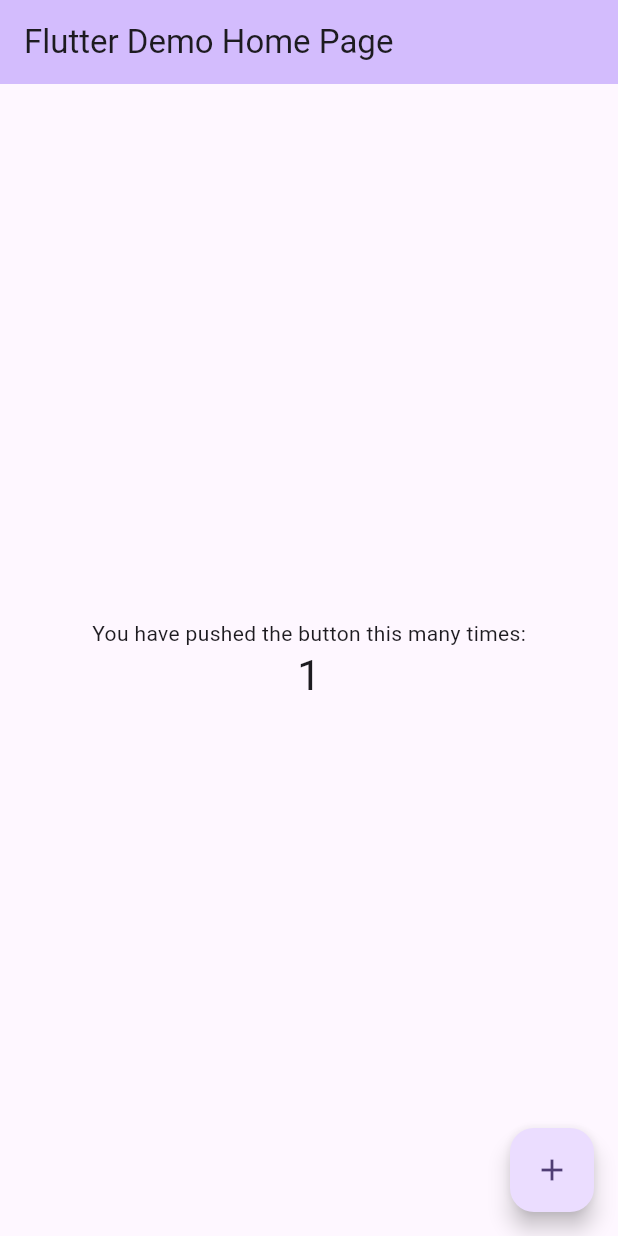
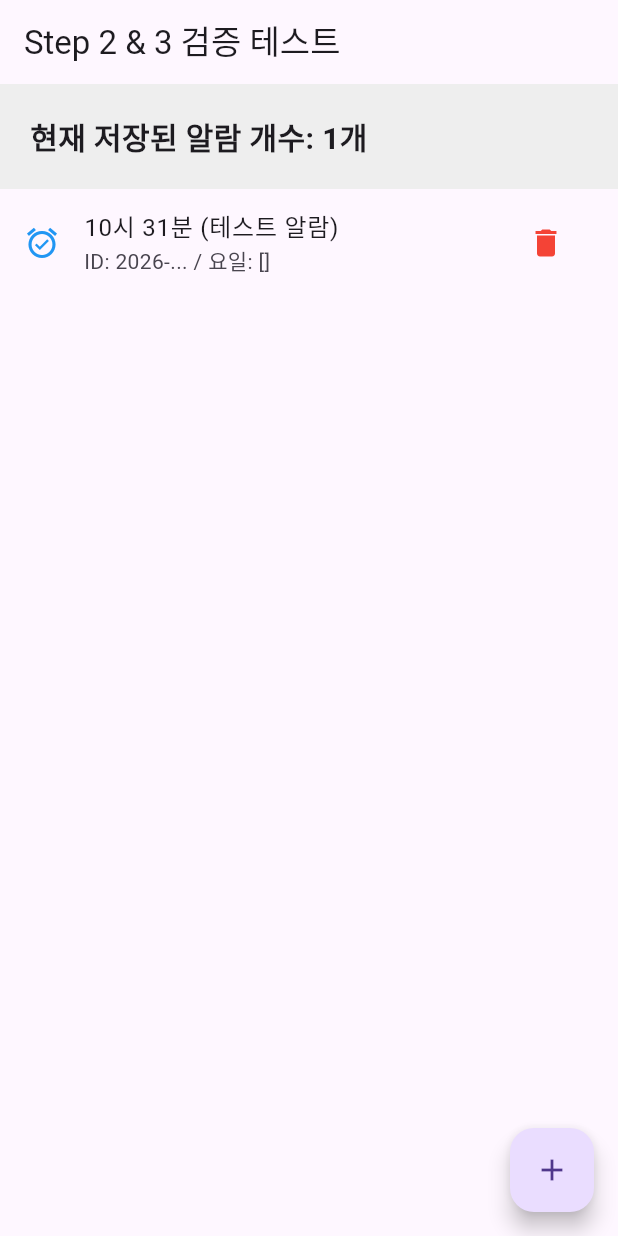
Before and after one commit to donghee290/25w_madcamp_1w, a Flutter app: the screen it shows after launch, after a tap on the "add" icon, on a phone screen of 412 x 824 dp. Run offline on Flutter 3.47's test engine with Material 3 defaults, Android fonts, the phone set to English and light mode, and no system bars; our stand-ins replace firebase_core, flutter_local_notifications, hive, hive_flutter, timezone; accounts and stored records are empty.

Commit message:
Feat: Implement Alarm Logic, Hive DB, and Notification Service

```diff
--- a/lib/main.dart
+++ b/lib/main.dart
@@ -1,120 +1,125 @@
 import 'package:flutter/material.dart';
+import 'package:provider/provider.dart';
+import 'package:hive_flutter/hive_flutter.dart';
+import 'models/alarm_model.dart';
+import 'providers/alarm_provider.dart';
+import 'services/notification_service.dart';
 
-void main() {
-  runApp(const MyApp());
+void main() async {
+  // [Step 3 검증] Hive 초기화 및 설정
+  WidgetsFlutterBinding.ensureInitialized();
+
+  await Hive.initFlutter();
+  await NotificationService().init();
+  await NotificationService().requestPermissions();
+
+  // 어댑터 등록 (이 부분이 없으면 에러남)
+  Hive.registerAdapter(AlarmAdapter());
+  Hive.registerAdapter(MissionTypeAdapter());
+
+  // 박스 열기
+  await Hive.openBox<Alarm>('alarmBox');
+
+  runApp(
+    MultiProvider(
+      providers: [ChangeNotifierProvider(create: (_) => AlarmProvider())],
+      child: const MyApp(),
+    ),
+  );
 }
 
 class MyApp extends StatelessWidget {
   const MyApp({super.key});
 
-  // This widget is the root of your application.
   @override
   Widget build(BuildContext context) {
-    return MaterialApp(
-      title: 'Flutter Demo',
-      theme: ThemeData(
-        // This is the theme of your application.
-        //
-        // TRY THIS: Try running your application with "flutter run". You'll see
-        // the application has a purple toolbar. Then, without quitting the app,
-        // try changing the seedColor in the colorScheme below to Colors.green
-        // and then invoke "hot reload" (save your changes or press the "hot
-        // reload" button in a Flutter-supported IDE, or press "r" if you used
-        // the command line to start the app).
-        //
-        // Notice that the counter didn't reset back to zero; the application
-        // state is not lost during the reload. To reset the state, use hot
-        // restart instead.
-        //
-        // This works for code too, not just values: Most code changes can be
-        // tested with just a hot reload.
-        colorScheme: .fromSeed(seedColor: Colors.deepPurple),
-      ),
-      home: const MyHomePage(title: 'Flutter Demo Home Page'),
-    );
+    return MaterialApp(home: TestScreen());
   }
 }
 
-class MyHomePage extends StatefulWidget {
-  const MyHomePage({super.key, required this.title});
-
-  // This widget is the home page of your application. It is stateful, meaning
-  // that it has a State object (defined below) that contains fields that affect
-  // how it looks.
-
-  // This class is the configuration for the state. It holds the values (in this
-  // case the title) provided by the parent (in this case the App widget) and
-  // used by the build method of the State. Fields in a Widget subclass are
-  // always marked "final".
-
-  final String title;
-
-  @override
-  State<MyHomePage> createState() => _MyHomePageState();
-}
-
-class _MyHomePageState extends State<MyHomePage> {
-  int _counter = 0;
-
-  void _incrementCounter() {
-    setState(() {
-      // This call to setState tells the Flutter framework that something has
-      // changed in this State, which causes it to rerun the build method below
-      // so that the display can reflect the updated values. If we changed
-      // _counter without calling setState(), then the build method would not be
-      // called again, and so nothing would appear to happen.
-      _counter++;
-    });
-  }
-
+class TestScreen extends StatelessWidget {
   @override
   Widget build(BuildContext context) {
-    // This method is rerun every time setState is called, for instance as done
-    // by the _incrementCounter method above.
-    //
-    // The Flutter framework has been optimized to make rerunning build methods
-    // fast, so that you can just rebuild anything that needs updating rather
-    // than having to individually change instances of widgets.
+    // [Step 2 검증] Provider 접근
+    final alarmProvider = Provider.of<AlarmProvider>(context);
+
     return Scaffold(
-      appBar: AppBar(
-        // TRY THIS: Try changing the color here to a specific color (to
-        // Colors.amber, perhaps?) and trigger a hot reload to see the AppBar
-        // change color while the other colors stay the same.
-        backgroundColor: Theme.of(context).colorScheme.inversePrimary,
-        // Here we take the value from the MyHomePage object that was created by
-        // the App.build method, and use it to set our appbar title.
-        title: Text(widget.title),
+      appBar: AppBar(title: const Text("Step 2 & 3 검증 테스트")),
+      body: Column(
+        children: [
+          // 1. 상태창
+          Container(
+            padding: const EdgeInsets.all(20),
+            color: Colors.grey[200],
+            width: double.infinity,
+            child: Text(
+              "현재 저장된 알람 개수: ${alarmProvider.alarms.length}개",
+              style: const TextStyle(fontSize: 20, fontWeight: FontWeight.bold),
+            ),
+          ),
+
+          // 2. 알람 리스트 출력 (DB에서 잘 불러오는지 확인)
+          Expanded(
+            child: ListView.builder(
+              itemCount: alarmProvider.alarms.length,
+              itemBuilder: (context, index) {
+                final alarm = alarmProvider.alarms[index];
+                return ListTile(
+                  leading: Icon(
+                    alarm.isEnabled ? Icons.alarm_on : Icons.alarm_off,
+                    color: alarm.isEnabled ? Colors.blue : Colors.grey,
+                  ),
+                  title: Text(
+                    "${alarm.hour}시 ${alarm.minute}분 (${alarm.label})",
+                  ),
+                  subtitle: Text(
+                    "ID: ${alarm.id.substring(0, 5)}... / 요일: ${alarm.weekdays}",
+                  ),
+                  trailing: IconButton(
+                    icon: const Icon(Icons.delete, color: Colors.red),
+                    onPressed: () {
+                      // 삭제 기능 테스트
+                      alarmProvider.deleteAlarm(alarm.id);
+                    },
+                  ),
+                  onTap: () {
+                    // 수정 및 로직 테스트 (클릭 시 활성/비활성 토글)
+                    // copyWith를 사용하여 상태 변경
+                    final newStatus = !alarm.isEnabled;
+                    alarmProvider.updateAlarm(
+                      alarm.copyWith(isEnabled: newStatus),
+                    );
+
+                    if (newStatus) {
+                      ScaffoldMessenger.of(context).showSnackBar(
+                        const SnackBar(content: Text("알람 켜짐 -> 콘솔 로그 확인하세요!")),
+                      );
+                    }
+                  },
+                );
+              },
+            ),
+          ),
+        ],
       ),
-      body: Center(
-        // Center is a layout widget. It takes a single child and positions it
-        // in the middle of the parent.
-        child: Column(
-          // Column is also a layout widget. It takes a list of children and
-          // arranges them vertically. By default, it sizes itself to fit its
-          // children horizontally, and tries to be as tall as its parent.
-          //
-          // Column has various properties to control how it sizes itself and
-          // how it positions its children. Here we use mainAxisAlignment to
-          // center the children vertically; the main axis here is the vertical
-          // axis because Columns are vertical (the cross axis would be
-          // horizontal).
-          //
-          // TRY THIS: Invoke "debug painting" (choose the "Toggle Debug Paint"
-          // action in the IDE, or press "p" in the console), to see the
-          // wireframe for each widget.
-          mainAxisAlignment: .center,
-          children: [
-            const Text('You have pushed the button this many times:'),
-            Text(
-              '$_counter',
-              style: Theme.of(context).textTheme.headlineMedium,
-            ),
-          ],
-        ),
-      ),
+
+      // 3. 알람 추가 버튼 (Create 테스트)
       floatingActionButton: FloatingActionButton(
-        onPressed: _incrementCounter,
-        tooltip: 'Increment',
+        onPressed: () {
+          // 임의의 알람 데이터 생성
+          final now = DateTime.now();
+          final newAlarm = Alarm(
+            id: now.toString(), // 유니크 ID
+            hour: now.hour,
+            minute: now.minute + 1, // 1분 뒤 알람
+            label: "테스트 알람",
+            isEnabled: true,
+            weekdays: [], // 일회성 알람
+            // weekdays: [1, 3, 5], // 월,수,금 반복 테스트하려면 주석 해제
+          );
+
+          alarmProvider.addAlarm(newAlarm);
+        },
         child: const Icon(Icons.add),
       ),
     );
--- /dev/null
+++ b/lib/models/alarm_model.dart
@@ -0,0 +1,140 @@
+import 'package:flutter/material.dart';
+import 'package:hive/hive.dart';
+part 'alarm_model.g.dart';
+
+@HiveType(typeId: 1)
+enum MissionType {
+  @HiveField(0)
+  SHAKE,
+  @HiveField(1)
+  MATH,
+  @HiveField(2)
+  NONE,
+}
+
+@HiveType(typeId: 0)
+class Alarm extends HiveObject {
+  @HiveField(0)
+  final String id;
+
+  @HiveField(1)
+  String label;
+
+  @HiveField(2)
+  int hour;
+
+  @HiveField(3)
+  int minute;
+
+  @HiveField(4)
+  bool isEnabled;
+
+  @HiveField(5)
+  bool isVibration;
+
+  @HiveField(6)
+  List<int> weekdays;
+
+  @HiveField(7)
+  MissionType missionType;
+
+  @HiveField(8)
+  int missionDifficulty;
+
+  @HiveField(9)
+  String soundFileName;
+
+  @HiveField(10)
+  int duration;
+
+  @HiveField(11)
+  int snoozeCount;
+
+  Alarm({
+    required this.id,
+    required this.hour,
+    required this.minute,
+    required this.label,
+    this.isEnabled = true,
+    this.isVibration = true,
+    this.weekdays = const [],
+    this.missionType = MissionType.SHAKE,
+    this.missionDifficulty = 3,
+    this.soundFileName = 'default_alarm.mp3',
+    this.duration = 5,
+    this.snoozeCount = 3,
+  });
+
+  TimeOfDay get timeOfDay => TimeOfDay(hour: hour, minute: minute);
+
+  // copyWith: 바뀐 것만 덮어쓰기
+  Alarm copyWith({
+    String? id,
+    String? label,
+    int? hour,
+    int? minute,
+    bool? isEnabled,
+    bool? isVibration,
+    List<int>? weekdays,
+    MissionType? missionType,
+    int? missionDifficulty,
+    String? soundFileName,
+    int? duration,
+    int? snoozeCount,
+  }) {
+    return Alarm(
+      id: id ?? this.id,
+      label: label ?? this.label,
+      hour: hour ?? this.hour,
+      minute: minute ?? this.minute,
+      isEnabled: isEnabled ?? this.isEnabled,
+      isVibration: isVibration ?? this.isVibration,
+      weekdays: weekdays ?? List.from(this.weekdays),
+      missionType: missionType ?? this.missionType,
+      missionDifficulty: missionDifficulty ?? this.missionDifficulty,
+      soundFileName: soundFileName ?? this.soundFileName,
+      duration: duration ?? this.duration,
+      snoozeCount: snoozeCount ?? this.snoozeCount,
+    );
+  }
+
+  // ---------------------------------------------------------
+  // Firebase(DB) 연동
+  // ---------------------------------------------------------
+
+  factory Alarm.fromJson(Map<String, dynamic> json, String id) {
+    return Alarm(
+      id: id,
+      label: json['label'] ?? '',
+      hour: json['hour'] ?? 0,
+      minute: json['minute'] ?? 0,
+      isEnabled: json['isEnabled'] ?? true,
+      isVibration: json['isVibration'] ?? true,
+      weekdays: List<int>.from(json['weekdays'] ?? []),
+      missionType: MissionType.values.firstWhere(
+        (e) => e.toString().split('.').last == (json['missionType'] ?? 'SHAKE'),
+        orElse: () => MissionType.NONE,
+      ),
+      missionDifficulty: json['missionDifficulty'] ?? 1,
+      soundFileName: json['soundFileName'] ?? 'default.mp3',
+      duration: json['duration'] ?? 5,
+      snoozeCount: json['snoozeCount'] ?? 0,
+    );
+  }
+
+  Map<String, dynamic> toJson() {
+    return {
+      'label': label,
+      'hour': hour,
+      'minute': minute,
+      'isEnabled': isEnabled,
+      'isVibration': isVibration,
+      'weekdays': weekdays,
+      'missionType': missionType.toString().split('.').last,
+      'missionDifficulty': missionDifficulty,
+      'soundFileName': soundFileName,
+      'duration': duration,
+      'snoozeCount': snoozeCount,
+    };
+  }
+}
--- /dev/null
+++ b/lib/providers/alarm_provider.dart
@@ -0,0 +1,99 @@
+import 'package:flutter/material.dart';
+import 'package:hive/hive.dart';
+import '../models/alarm_model.dart';
+import '../services/notification_service.dart';
+
+class AlarmProvider extends ChangeNotifier {
+  // main.dart에서 미리 openBox로 열어둔 box를 참조
+  final Box<Alarm> _alarmBox = Hive.box<Alarm>('alarmBox');
+
+  /// Hive에 저장된 알람을 List로 변환하고, 시간 순서(오전->오후)로 정렬하여 반환
+  List<Alarm> get alarms {
+    final alarmsList = _alarmBox.values.toList();
+
+    alarmsList.sort((a, b) {
+      if (a.hour != b.hour) {
+        return a.hour.compareTo(b.hour);
+      }
+      return a.minute.compareTo(b.minute);
+    });
+
+    return alarmsList;
+  }
+
+  Future<void> addAlarm(Alarm alarm) async {
+    await _alarmBox.put(alarm.id, alarm);
+    notifyListeners();
+
+    if (alarm.isEnabled) {
+      DateTime nextTime = _calculateNextRingTime(alarm);
+      await NotificationService().scheduleAlarm(
+        id: alarm.id.hashCode,
+        title: alarm.label,
+        body: "알람이 설정되었습니다.",
+        scheduledTime: nextTime,
+      );
+    }
+  }
+
+  Future<void> deleteAlarm(String id) async {
+    await NotificationService().cancelAlarm(id.hashCode);
+    await _alarmBox.delete(id);
+    notifyListeners();
+  }
+
+  Future<void> updateAlarm(Alarm updatedAlarm) async {
+    await _alarmBox.put(updatedAlarm.id, updatedAlarm);
+    notifyListeners();
+
+    if (updatedAlarm.isEnabled) {
+      DateTime nextTime = _calculateNextRingTime(updatedAlarm);
+
+      await NotificationService().scheduleAlarm(
+        id: updatedAlarm.id.hashCode,
+        title: updatedAlarm.label.isEmpty ? "알람" : updatedAlarm.label,
+        body: "기상 시간입니다!",
+        scheduledTime: nextTime,
+      );
+    } else {
+      await NotificationService().cancelAlarm(updatedAlarm.id.hashCode);
+    }
+  }
+
+  /// 현재 시간과 설정된 요일을 고려하여 가장 가까운 다음 알람 시각을 계산
+  DateTime _calculateNextRingTime(Alarm alarm) {
+    final now = DateTime.now();
+    DateTime targetTime = DateTime(
+      now.year,
+      now.month,
+      now.day,
+      alarm.hour,
+      alarm.minute,
+    );
+
+    // 1. 반복 요일이 없는 경우 (일회성)
+    // 이미 시간이 지났으면 내일로 설정
+    if (alarm.weekdays.isEmpty) {
+      if (targetTime.isBefore(now)) {
+        return targetTime.add(const Duration(days: 1));
+      }
+      return targetTime;
+    }
+
+    // 2. 반복 요일이 있는 경우
+    // 오늘부터 1주일을 순회하며 설정된 요일 중 가장 가까운 날짜를 탐색
+    for (int i = 0; i < 8; i++) {
+      DateTime checkDate = targetTime.add(Duration(days: i));
+      // 오늘 날짜인데 이미 시간이 지난 경우
+      if (i == 0 && checkDate.isBefore(now)) {
+        continue;
+      }
+      if (alarm.weekdays.contains(checkDate.weekday)) {
+        return checkDate;
+      }
+    }
+
+    // 안전 장치 (논리적으로 도달 불가하나 컴파일러를 위해 반환)
+    return targetTime.add(const Duration(days: 1));
+  }
+}
--- /dev/null
+++ b/lib/services/notification_service.dart
@@ -0,0 +1,87 @@
+import 'package:flutter_local_notifications/flutter_local_notifications.dart';
+import 'package:timezone/data/latest.dart' as tz;
+import 'package:timezone/timezone.dart' as tz;
+
+class NotificationService {
+  static final NotificationService _instance = NotificationService._internal();
+  factory NotificationService() => _instance;
+  NotificationService._internal();
+
+  final FlutterLocalNotificationsPlugin flutterLocalNotificationsPlugin =
+      FlutterLocalNotificationsPlugin();
+
+  // 1. 초기화
+  Future<void> init() async {
+    // 타임존 데이터 초기화
+    tz.initializeTimeZones();
+
+    // 안드로이드 설정
+    const AndroidInitializationSettings initializationSettingsAndroid =
+        AndroidInitializationSettings('@mipmap/ic_launcher');
+
+    // iOS 설정 (지금은 기본값)
+    const DarwinInitializationSettings initializationSettingsDarwin =
+        DarwinInitializationSettings();
+
+    const InitializationSettings initializationSettings =
+        InitializationSettings(
+          android: initializationSettingsAndroid,
+          iOS: initializationSettingsDarwin,
+        );
+
+    await flutterLocalNotificationsPlugin.initialize(initializationSettings);
+  }
+
+  // 2. 권한 요청
+  Future<void> requestPermissions() async {
+    await flutterLocalNotificationsPlugin
+        .resolvePlatformSpecificImplementation<
+          AndroidFlutterLocalNotificationsPlugin
+        >()
+        ?.requestNotificationsPermission();
+
+    await flutterLocalNotificationsPlugin
+        .resolvePlatformSpecificImplementation<
+          AndroidFlutterLocalNotificationsPlugin
+        >()
+        ?.requestExactAlarmsPermission();
+  }
+
+  // 3. 알람 예약
+  Future<void> scheduleAlarm({
+    required int id,
+    required String title,
+    required String body,
+    required DateTime scheduledTime,
+  }) async {
+    await flutterLocalNotificationsPlugin.zonedSchedule(
+      id, // 알람 ID
+      title,
+      body,
+      tz.TZDateTime.from(scheduledTime, tz.local), // 시간 설정
+      const NotificationDetails(
+        android: AndroidNotificationDetails(
+          'alarm_channel_id', // 채널 ID
+          'Alarm Channel', // 채널 이름
+          channelDescription: '알람을 위한 채널입니다.',
+          importance: Importance.max,
+          priority: Priority.high,
+          sound: RawResourceAndroidNotificationSound('default_alarm'), // 소리 설정
+          // (일단 기본 소리가 없으면 기본 알림음으로 대체됨)
+        ),
+      ),
+      androidScheduleMode: AndroidScheduleMode.exactAllowWhileIdle,
+      uiLocalNotificationDateInterpretation:
+          UILocalNotificationDateInterpretation.absoluteTime,
+      matchDateTimeComponents: DateTimeComponents.dateAndTime,
+    );
+
+    print("[예약 완료] ID: $id / 시간: $scheduledTime");
+  }
+
+  // 4. 알람 취소
+  Future<void> cancelAlarm(int id) async {
+    await flutterLocalNotificationsPlugin.cancel(id);
+    print("[취소 완료] ID: $id");
+  }
+}
```
Also changed, not shown: pubspec.yaml (+8 -1 lines), firebase.json (added), lib/firebase_options.dart (added), lib/models/alarm_model.g.dart (added), pubspec.lock, 4 other files.
